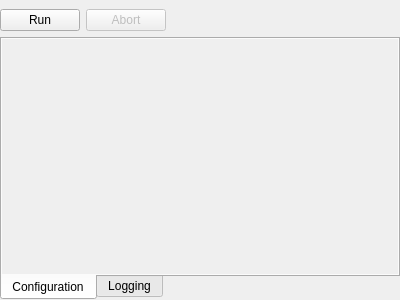
gijskant/mcrl2-pmc, file tools/mcrl2-gui-qt/toolinstance.ui: the form before one commit.
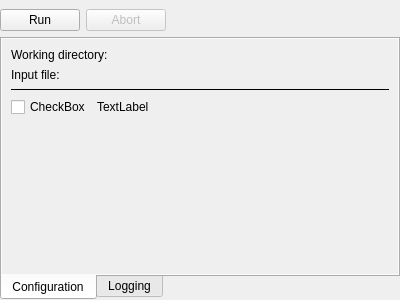
The form after the commit.

```diff
--- a/tools/mcrl2-gui-qt/toolinstance.ui
+++ b/tools/mcrl2-gui-qt/toolinstance.ui
@@ -101,18 +101,64 @@
           </property>
           <layout class="QVBoxLayout" name="verticalLayout_4">
            <item>
-            <widget class="QLabel" name="lblDirectory">
-             <property name="text">
-              <string/>
+            <layout class="QFormLayout" name="formLayout">
+             <item row="0" column="0">
+              <widget class="QLabel" name="lblDirectory">
+               <property name="text">
+                <string>Working directory:</string>
+               </property>
+              </widget>
+             </item>
+             <item row="1" column="0">
+              <widget class="QLabel" name="lblFile">
+               <property name="text">
+                <string>Input file:</string>
+               </property>
+              </widget>
+             </item>
+             <item row="0" column="1">
+              <widget class="QLabel" name="lblDirectoryValue">
+               <property name="text">
+                <string/>
+               </property>
+              </widget>
+             </item>
+             <item row="1" column="1">
+              <widget class="QLabel" name="lblFileValue">
+               <property name="text">
+                <string/>
+               </property>
+              </widget>
+             </item>
+            </layout>
+           </item>
+           <item>
+            <widget class="QFrame" name="frmLine">
+             <property name="frameShape">
+              <enum>QFrame::HLine</enum>
              </property>
             </widget>
            </item>
            <item>
-            <widget class="QLabel" name="lblFile">
-             <property name="text">
-              <string/>
+            <layout class="QFormLayout" name="frmOptions">
+             <property name="fieldGrowthPolicy">
+              <enum>QFormLayout::AllNonFixedFieldsGrow</enum>
              </property>
-            </widget>
+             <item row="1" column="0">
+              <widget class="QCheckBox" name="checkBox">
+               <property name="text">
+                <string>CheckBox</string>
+               </property>
+              </widget>
+             </item>
+             <item row="1" column="1">
+              <widget class="QLabel" name="label">
+               <property name="text">
+                <string>TextLabel</string>
+               </property>
+              </widget>
+             </item>
+            </layout>
            </item>
            <item>
             <spacer name="verticalSpacer">
```
